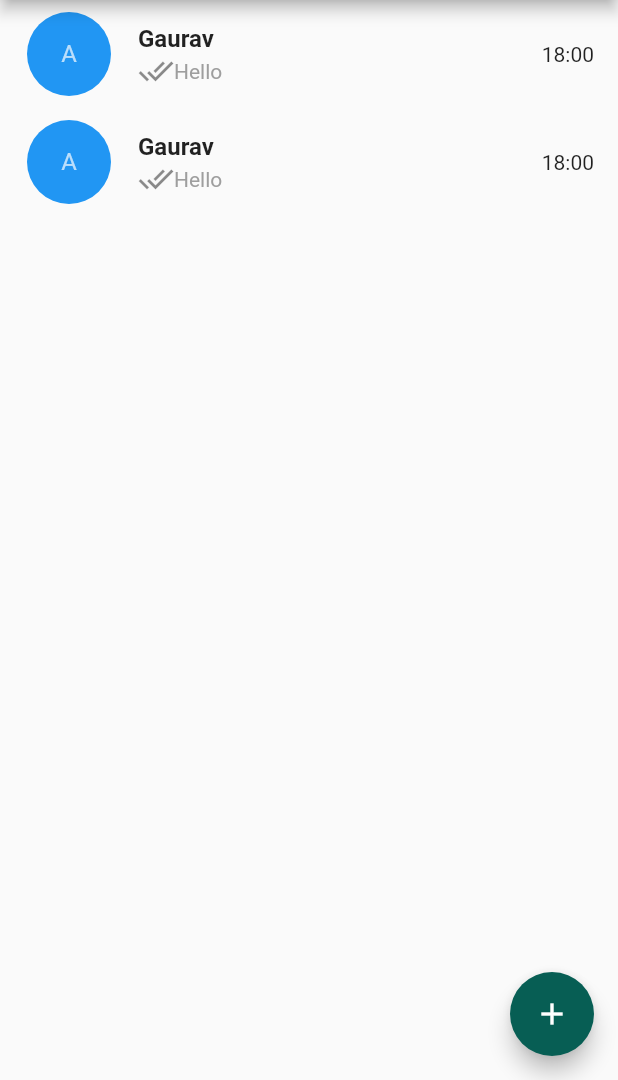
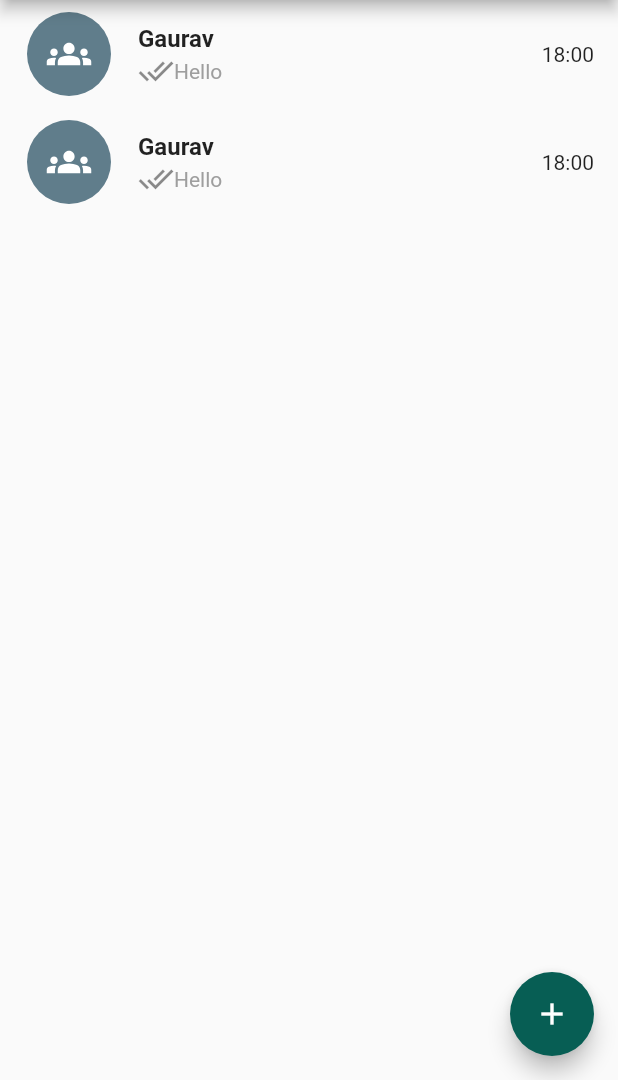
Before and after one commit to gauravchaulagain/Chat-App, a Flutter app: the screen it shows after launch, tab 2 chosen, on a phone screen of 412 x 824 dp, the part 156-1236 px from its top. Run offline on Flutter 3.47's test engine with Material 2 defaults, Android fonts, the phone set to English and light mode, and no system bars; our stand-ins replace flutter_svg; Roboto replaces fonts that are missing (OpenSans).

Commit message:
Avatar of user

```diff
--- a/lib/CustomUI/CustomCard.dart
+++ b/lib/CustomUI/CustomCard.dart
@@ -1,4 +1,5 @@
 import 'package:flutter/material.dart';
+import 'package:flutter_svg/svg.dart';
 
 class CustomCard extends StatelessWidget {
   const CustomCard({Key? key}) : super(key: key);
@@ -8,8 +9,10 @@ class CustomCard extends StatelessWidget {
     return ListTile(
       leading: CircleAvatar(
         radius: 30,
-        backgroundColor: Colors.blue,
-        child: Text('A'),
+        child: SvgPicture.asset('assets/groups.svg', color: Colors.white,
+        height: 30,
+        width: 30,),
+        backgroundColor: Colors.blueGrey,
       ),
       title: Text('Gaurav',
           style: TextStyle(fontSize: 16, fontWeight: FontWeight.bold)),
--- a/pubspec.yaml
+++ b/pubspec.yaml
@@ -34,6 +34,7 @@ dependencies:
   # The following adds the Cupertino Icons font to your application.
   # Use with the CupertinoIcons class for iOS style icons.
   cupertino_icons: ^1.0.2
+  flutter_svg: ^1.0.3
 
 dev_dependencies:
   flutter_test:
@@ -58,7 +59,8 @@ flutter:
   uses-material-design: true
 
   # To add assets to your application, add an assets section, like this:
-  # assets:
+  assets:
+    - assets/
   #   - images/a_dot_burr.jpeg
   #   - images/a_dot_ham.jpeg
 
```
Also changed, not shown: assets/groups.svg (added), assets/person.svg (added), pubspec.lock.
